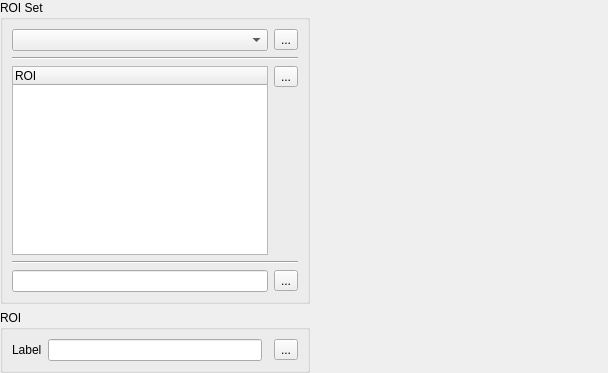
The window that src/terralib/qt/widgets/classification/ui/ROIManagerWidgetForm.ui (claudiobogossian/terralib5) describes before a commit, drawn with Qt 5.
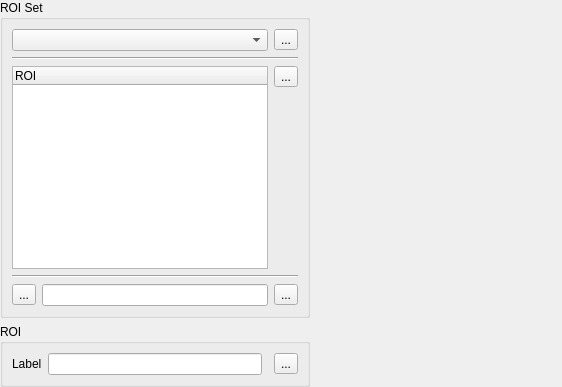
The same window after the commit.

Patch:
```diff
--- a/src/terralib/qt/widgets/classification/ui/ROIManagerWidgetForm.ui
+++ b/src/terralib/qt/widgets/classification/ui/ROIManagerWidgetForm.ui
@@ -6,21 +6,21 @@
    <rect>
     <x>0</x>
     <y>0</y>
-    <width>608</width>
-    <height>373</height>
+    <width>562</width>
+    <height>387</height>
    </rect>
   </property>
   <property name="windowTitle">
    <string>ROI Manager</string>
   </property>
-  <layout class="QGridLayout" name="gridLayout_10">
+  <layout class="QGridLayout" name="gridLayout_8">
    <property name="margin">
     <number>0</number>
    </property>
    <item row="0" column="0">
-    <layout class="QGridLayout" name="gridLayout_9">
+    <layout class="QGridLayout" name="gridLayout_7">
      <item row="0" column="0">
-      <layout class="QGridLayout" name="gridLayout_8">
+      <layout class="QGridLayout" name="gridLayout_6">
        <item row="0" column="0">
         <widget class="QGroupBox" name="m_roiSetGroupBox">
          <property name="title">
@@ -29,10 +29,10 @@
          <layout class="QGridLayout" name="gridLayout_2">
           <item row="0" column="0">
            <layout class="QGridLayout" name="gridLayout">
-            <item row="0" column="0">
+            <item row="0" column="0" colspan="2">
              <widget class="QComboBox" name="m_layerROIComboBox"/>
             </item>
-            <item row="0" column="1">
+            <item row="0" column="2">
              <widget class="QToolButton" name="m_openLayerROIToolButton">
               <property name="toolTip">
                <string>Open ROI Set from a Data Set</string>
@@ -42,14 +42,14 @@
               </property>
              </widget>
             </item>
-            <item row="1" column="0" colspan="2">
+            <item row="1" column="0" colspan="3">
              <widget class="Line" name="line">
               <property name="orientation">
                <enum>Qt::Horizontal</enum>
               </property>
              </widget>
             </item>
-            <item row="2" column="0" rowspan="2">
+            <item row="2" column="0" rowspan="2" colspan="2">
              <widget class="QTreeWidget" name="m_roiSetTreeWidget">
               <column>
                <property name="text">
@@ -58,7 +58,7 @@
               </column>
              </widget>
             </item>
-            <item row="2" column="1">
+            <item row="2" column="2">
              <widget class="QToolButton" name="m_removeROIToolButton">
               <property name="toolTip">
                <string>Remove entry</string>
@@ -68,7 +68,7 @@
               </property>
              </widget>
             </item>
-            <item row="3" column="1">
+            <item row="3" column="2">
              <spacer name="verticalSpacer">
               <property name="orientation">
                <enum>Qt::Vertical</enum>
@@ -81,7 +81,7 @@
               </property>
              </spacer>
             </item>
-            <item row="4" column="0" colspan="2">
+            <item row="4" column="0" colspan="3">
              <widget class="Line" name="line_2">
               <property name="orientation">
                <enum>Qt::Horizontal</enum>
@@ -89,9 +89,20 @@
              </widget>
             </item>
             <item row="5" column="0">
-             <widget class="QLineEdit" name="m_roiSetNameLineEdit"/>
+             <widget class="QToolButton" name="m_fileDialogToolButton">
+              <property name="text">
+               <string>...</string>
+              </property>
+             </widget>
             </item>
             <item row="5" column="1">
+             <widget class="QLineEdit" name="m_roiSetNameLineEdit">
+              <property name="readOnly">
+               <bool>true</bool>
+              </property>
+             </widget>
+            </item>
+            <item row="5" column="2">
              <widget class="QToolButton" name="m_exportROISetToolButton">
               <property name="toolTip">
                <string>Save ROI Set to File</string>
```
Left out of the diff: 1 changed line with no effect on the pictures.
